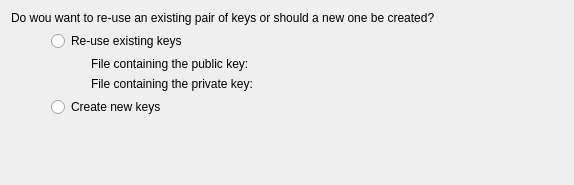
qt-creator/qt-creator, file src/plugins/remotelinux/maemodeviceconfigwizardreusekeyscheckpage.ui: the form before one commit.
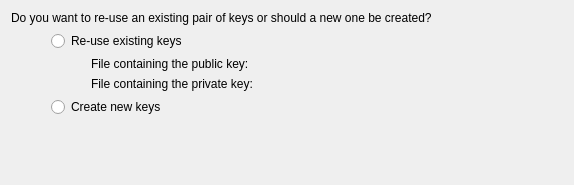
The form after the commit. Custom widgets are drawn as their Qt base class.

The edit to the form file:
```diff
--- a/src/plugins/remotelinux/maemodeviceconfigwizardreusekeyscheckpage.ui
+++ b/src/plugins/remotelinux/maemodeviceconfigwizardreusekeyscheckpage.ui
@@ -17,7 +17,7 @@
    <item>
     <widget class="QLabel" name="questionLabel">
      <property name="text">
-      <string>Do wou want to re-use an existing pair of keys or should a new one be created?</string>
+      <string>Do you want to re-use an existing pair of keys or should a new one be created?</string>
      </property>
      <property name="wordWrap">
       <bool>true</bool>
```
